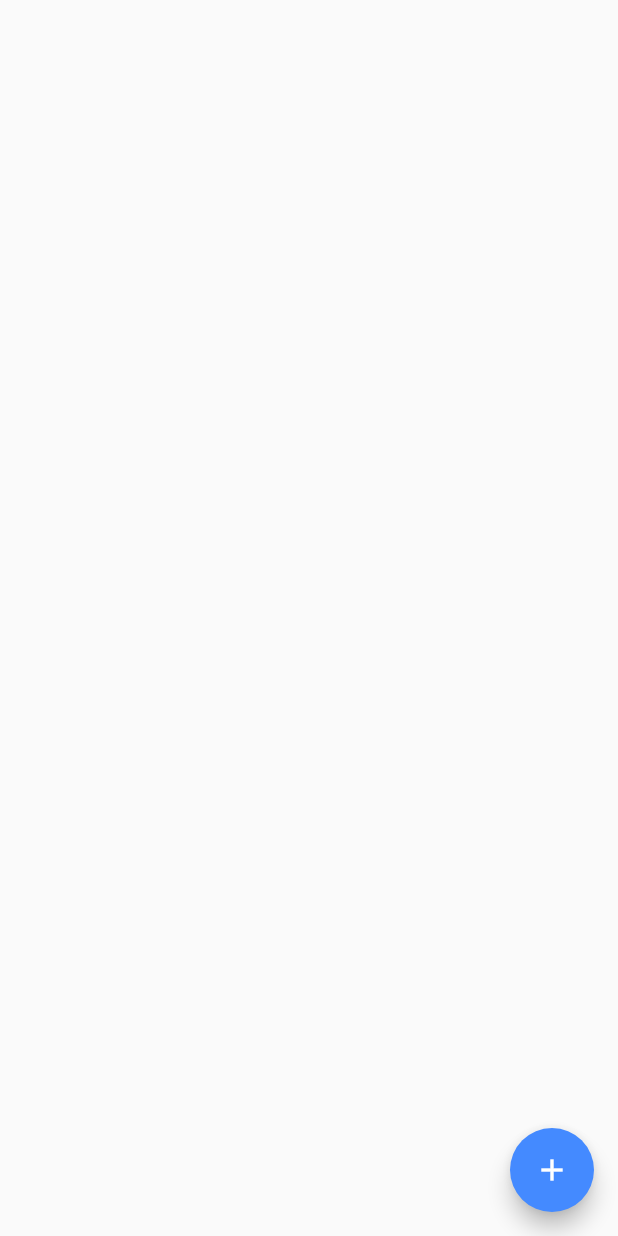
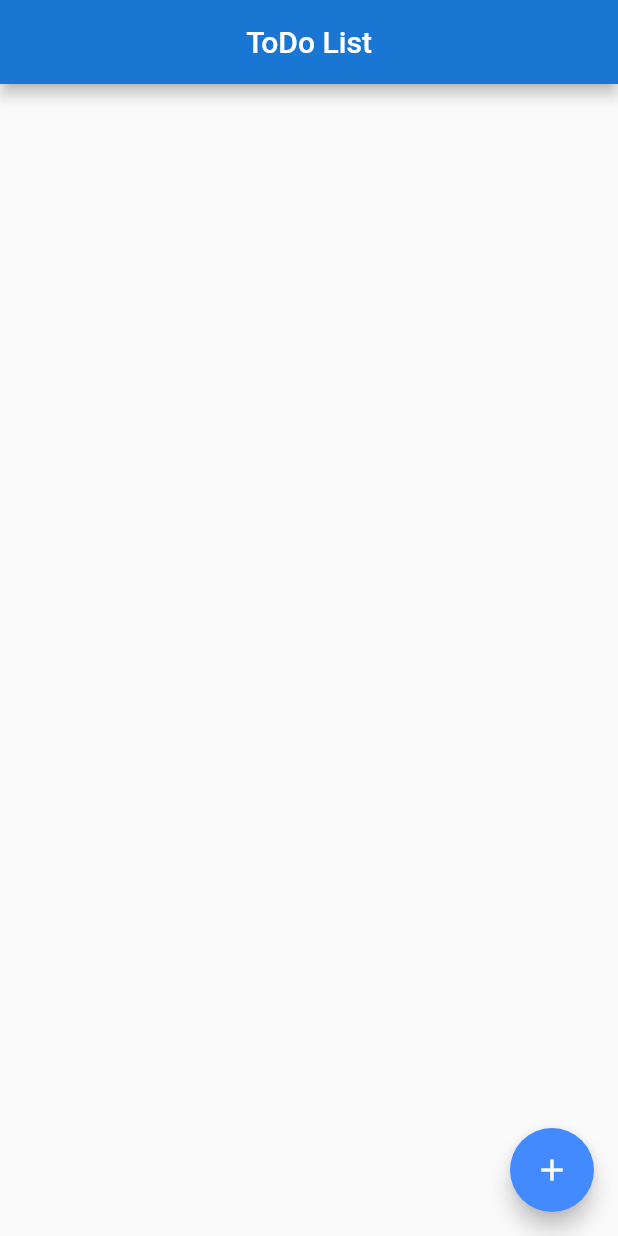
Before and after one commit to LeonardoBerlatto/flutter-todo-list, a Flutter app: the screen it shows after launch, on a phone screen of 412 x 824 dp. Run offline on Flutter 3.47's test engine with Material 2 defaults, Android fonts, the phone set to English and light mode, and no system bars.

Commit message:
✨ Adding appbar

```diff
--- a/lib/main.dart
+++ b/lib/main.dart
@@ -1,12 +1,7 @@
-import 'dart:convert';
-import 'dart:io';
+import 'package:flutter/material.dart';
+import 'services/dialog-handler.dart';
+import 'theme/style.dart';
 
-import 'package:flutter/material.dart';
-import 'package:path_provider/path_provider.dart';
-import 'package:todo_list/services/dialog-handler.dart';
-import 'package:todo_list/theme/style.dart';
-
-import 'components/dialog/add-todo-dialog.dart';
 import 'models/todo.dart';
 
 void main() => runApp(ToDoApp());
@@ -15,7 +10,10 @@ class ToDoApp extends StatelessWidget {
   @override
   Widget build(BuildContext context) {
     return MaterialApp(
-        home: AppHome(), title: 'My ToDo List', theme: appTheme());
+      home: AppHome(),
+      title: 'My ToDo List',
+      theme: appTheme(),
+    );
   }
 }
 
@@ -35,6 +33,10 @@ class _HomeState extends State<AppHome> {
   @override
   Widget build(BuildContext context) {
     return Scaffold(
+      appBar: AppBar(
+        title: Text('ToDo List'),
+        centerTitle: true,
+      ),
       body: SafeArea(
         child: Container(),
       ),
```
